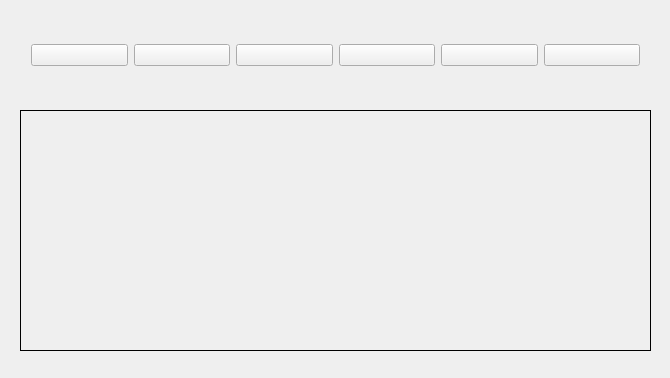
This is qtdemodlg/widget.ui in oddukgi/QtQik as Qt 5 draws it before an edit. The edited form follows.
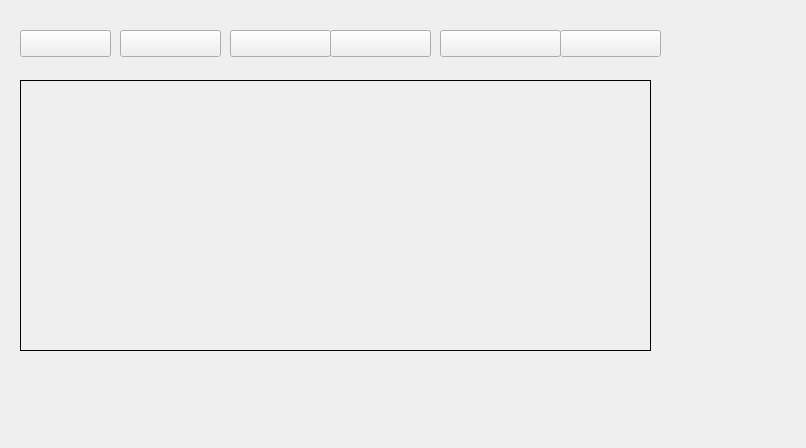
This is the edited form.

Commit message: modify button images

Diff of the .ui file:
```diff
--- a/qtdemodlg/widget.ui
+++ b/qtdemodlg/widget.ui
@@ -6,83 +6,110 @@
    <rect>
     <x>0</x>
     <y>0</y>
-    <width>670</width>
-    <height>378</height>
+    <width>806</width>
+    <height>448</height>
    </rect>
   </property>
   <property name="windowTitle">
    <string>Widget</string>
   </property>
-  <widget class="QWidget" name="horizontalLayoutWidget">
-   <property name="geometry">
-    <rect>
-     <x>20</x>
-     <y>20</y>
-     <width>631</width>
-     <height>71</height>
-    </rect>
-   </property>
-   <layout class="QHBoxLayout" name="horizontalLayout">
-    <item>
-     <widget class="QPushButton" name="pushBtn_home">
-      <property name="text">
-       <string/>
-      </property>
-     </widget>
-    </item>
-    <item>
-     <widget class="QPushButton" name="pushBtn_Graph1">
-      <property name="text">
-       <string/>
-      </property>
-     </widget>
-    </item>
-    <item>
-     <widget class="QPushButton" name="pushBtn_Graph2">
-      <property name="text">
-       <string/>
-      </property>
-     </widget>
-    </item>
-    <item>
-     <widget class="QPushButton" name="pushBtn_Schedule">
-      <property name="text">
-       <string/>
-      </property>
-     </widget>
-    </item>
-    <item>
-     <widget class="QPushButton" name="pushBtn_Value">
-      <property name="text">
-       <string/>
-      </property>
-     </widget>
-    </item>
-    <item>
-     <widget class="QPushButton" name="pushBtn_Raw">
-      <property name="text">
-       <string/>
-      </property>
-     </widget>
-    </item>
-   </layout>
-  </widget>
   <widget class="QLabel" name="label">
    <property name="geometry">
     <rect>
      <x>20</x>
-     <y>110</y>
+     <y>80</y>
      <width>631</width>
-     <height>241</height>
+     <height>271</height>
     </rect>
    </property>
    <property name="frameShape">
-    <enum>QFrame::Box</enum>
+    <enum>QFrame::Panel</enum>
    </property>
    <property name="text">
     <string/>
    </property>
   </widget>
+  <widget class="QPushButton" name="pushBtn_Graph2">
+   <property name="geometry">
+    <rect>
+     <x>230</x>
+     <y>30</y>
+     <width>101</width>
+     <height>27</height>
+    </rect>
+   </property>
+   <property name="text">
+    <string/>
+   </property>
+  </widget>
+  <widget class="QPushButton" name="pushBtn_Raw">
+   <property name="geometry">
+    <rect>
+     <x>560</x>
+     <y>30</y>
+     <width>101</width>
+     <height>27</height>
+    </rect>
+   </property>
+   <property name="text">
+    <string/>
+   </property>
+  </widget>
+  <widget class="QPushButton" name="pushBtn_Graph1">
+   <property name="geometry">
+    <rect>
+     <x>120</x>
+     <y>30</y>
+     <width>101</width>
+     <height>27</height>
+    </rect>
+   </property>
+   <property name="text">
+    <string/>
+   </property>
+  </widget>
+  <widget class="QPushButton" name="pushBtn_Value">
+   <property name="geometry">
+    <rect>
+     <x>440</x>
+     <y>30</y>
+     <width>121</width>
+     <height>27</height>
+    </rect>
+   </property>
+   <property name="text">
+    <string/>
+   </property>
+  </widget>
+  <widget class="QPushButton" name="pushBtn_Schedule">
+   <property name="geometry">
+    <rect>
+     <x>330</x>
+     <y>30</y>
+     <width>101</width>
+     <height>27</height>
+    </rect>
+   </property>
+   <property name="text">
+    <string/>
+   </property>
+  </widget>
+  <widget class="QPushButton" name="pushBtn_Home">
+   <property name="geometry">
+    <rect>
+     <x>20</x>
+     <y>30</y>
+     <width>91</width>
+     <height>27</height>
+    </rect>
+   </property>
+   <property name="text">
+    <string/>
+   </property>
+   <property name="flat">
+    <bool>false</bool>
+   </property>
+  </widget>
  </widget>
  <layoutdefault spacing="6" margin="11"/>
  <resources/>
```
The commit also changes 4 other files.
